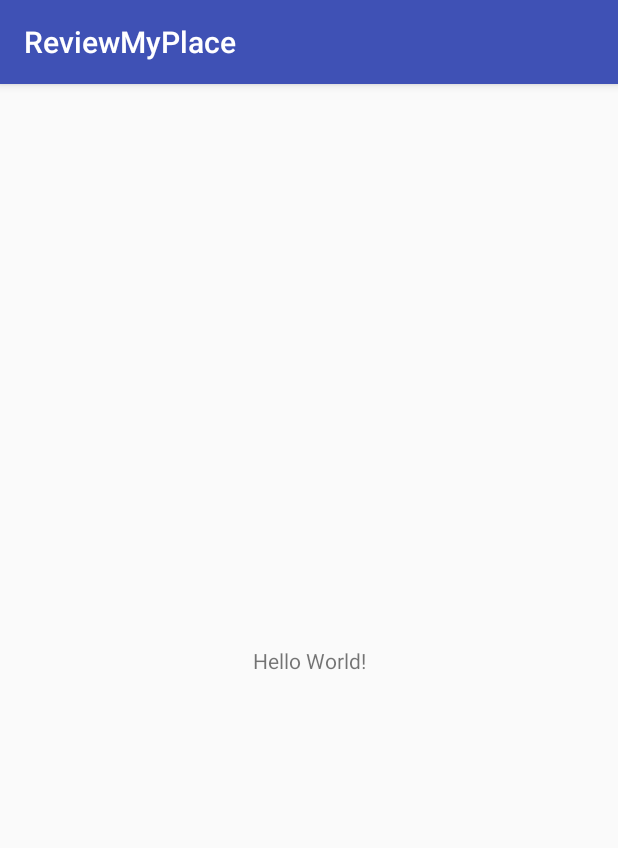
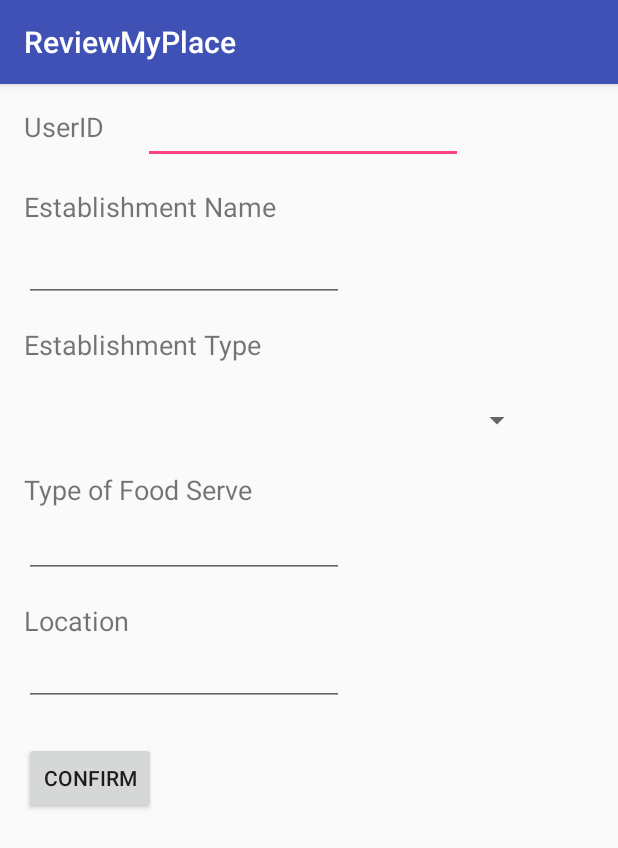
Before and after one commit to zovippro1996/mobileproject2018, an Android app: the screen it shows after launch (MainActivity before the commit, EstablishmentFormActivity after it), on a phone screen of 412 x 824 dp. Shown: the top 848 px of the screen. Run offline under Robolectric (Android 15) with nearby library versions, the phone set to English and light mode, and no system bars.

Commit message:
Trung update front end

```diff
--- a/app/src/main/AndroidManifest.xml
+++ b/app/src/main/AndroidManifest.xml
@@ -16,6 +16,13 @@
                 <category android:name="android.intent.category.LAUNCHER" />
             </intent-filter>
         </activity>
+        <activity android:name=".EstablishmentFormActivity">
+            <intent-filter>
+                <action android:name="android.intent.action.MAIN" />
+
+                <category android:name="android.intent.category.LAUNCHER" />
+            </intent-filter>
+        </activity>
     </application>
 
 </manifest>
--- /dev/null
+++ b/app/src/main/java/com/example/mobile/course/reviewmyplace/EstablishmentFormActivity.java
@@ -0,0 +1,23 @@
+package com.example.mobile.course.reviewmyplace;
+
+import android.os.Bundle;
+import android.support.v7.app.AppCompatActivity;
+import android.widget.ArrayAdapter;
+import android.widget.Spinner;
+
+public class EstablishmentFormActivity extends AppCompatActivity {
+    @Override
+    protected void onCreate(Bundle savedInstanceState) {
+        super.onCreate(savedInstanceState);
+        setContentView(R.layout.establishment_form_activity);
+
+        Spinner spinner = (Spinner) findViewById(R.id.spinner_TypeEstablishment);
+// Create an ArrayAdapter using the string array and a default spinner layout
+        ArrayAdapter<CharSequence> adapter = ArrayAdapter.createFromResource(this,
+                R.array.establishment_type, android.R.layout.simple_spinner_item);
+// Specify the layout to use when the list of choices appears
+        adapter.setDropDownViewResource(android.R.layout.simple_spinner_dropdown_item);
+// Apply the adapter to the spinner
+        spinner.setAdapter(adapter);
+    }
+}
--- a/app/src/main/res/layout/establishment_form_activity.xml
+++ b/app/src/main/res/layout/establishment_form_activity.xml
@@ -1,6 +1,125 @@
 <?xml version="1.0" encoding="utf-8"?>
-<android.support.constraint.ConstraintLayout
-    xmlns:android="http://schemas.android.com/apk/res/android" android:layout_width="match_parent"
+<android.support.constraint.ConstraintLayout xmlns:android="http://schemas.android.com/apk/res/android"
+    xmlns:app="http://schemas.android.com/apk/res-auto"
+    xmlns:tools="http://schemas.android.com/tools"
+    android:layout_width="match_parent"
     android:layout_height="match_parent">
 
+    <EditText
+        android:id="@+id/editText_UserID"
+        android:layout_width="wrap_content"
+        android:layout_height="37dp"
+        android:layout_marginStart="16dp"
+        android:layout_marginTop="16dp"
+        android:ems="10"
+        android:inputType="textPersonName"
+        app:layout_constraintStart_toEndOf="@+id/textView_UserID"
+        app:layout_constraintTop_toTopOf="parent" />
+
+    <Spinner
+        android:id="@+id/spinner_TypeEstablishment"
+        android:layout_width="339dp"
+        android:layout_height="35dp"
+        android:layout_marginStart="16dp"
+        android:layout_marginTop="8dp"
+        app:layout_constraintStart_toStartOf="parent"
+        app:layout_constraintTop_toBottomOf="@+id/textView_TypeEstablishment" />
+
+    <EditText
+        android:id="@+id/editText3"
+        android:layout_width="wrap_content"
+        android:layout_height="31dp"
+        android:layout_marginStart="16dp"
+        android:layout_marginTop="8dp"
+        android:ems="10"
+        android:inputType="textPersonName"
+        app:layout_constraintStart_toStartOf="parent"
+        app:layout_constraintTop_toBottomOf="@+id/textView_Location" />
+
+    <TextView
+        android:id="@+id/textView_UserID"
+        android:layout_width="63dp"
+        android:layout_height="35dp"
+        android:layout_marginStart="16dp"
+        android:layout_marginTop="16dp"
+        android:text="UserID"
+        android:textSize="18sp"
+        app:layout_constraintStart_toStartOf="parent"
+        app:layout_constraintTop_toTopOf="parent" />
+
+    <TextView
+        android:id="@+id/textView_TypeEstablishment"
+        android:layout_width="216dp"
+        android:layout_height="37dp"
+        android:layout_marginStart="16dp"
+        android:layout_marginTop="16dp"
+        android:text="Establishment Type"
+        android:textSize="18sp"
+        app:layout_constraintStart_toStartOf="parent"
+        app:layout_constraintTop_toBottomOf="@+id/editText_NameEstablishment" />
+
+    <Button
+        android:id="@+id/button"
+        android:layout_width="wrap_content"
+        android:layout_height="wrap_content"
+        android:layout_marginStart="16dp"
+        android:layout_marginTop="24dp"
+        android:text="Confirm"
+        app:layout_constraintStart_toStartOf="parent"
+        app:layout_constraintTop_toBottomOf="@+id/editText3" />
+
+    <TextView
+        android:id="@+id/textView_NameEstablishment"
+        android:layout_width="190dp"
+        android:layout_height="30dp"
+        android:layout_marginStart="16dp"
+        android:layout_marginTop="16dp"
+        android:text="Establishment Name"
+        android:textSize="18sp"
+        app:layout_constraintStart_toStartOf="parent"
+        app:layout_constraintTop_toBottomOf="@+id/editText_UserID" />
+
+    <EditText
+        android:id="@+id/editText_NameEstablishment"
+        android:layout_width="wrap_content"
+        android:layout_height="34dp"
+        android:layout_marginStart="16dp"
+        android:layout_marginTop="12dp"
+        android:ems="10"
+        android:inputType="textPersonName"
+        app:layout_constraintStart_toStartOf="parent"
+        app:layout_constraintTop_toBottomOf="@+id/textView_NameEstablishment" />
+
+    <TextView
+        android:id="@+id/textView_Location"
+        android:layout_width="114dp"
+        android:layout_height="30dp"
+        android:layout_marginStart="16dp"
+        android:layout_marginTop="16dp"
+        android:text="Location"
+        android:textSize="18sp"
+        app:layout_constraintStart_toStartOf="parent"
+        app:layout_constraintTop_toBottomOf="@+id/editText5" />
+
+    <TextView
+        android:id="@+id/textView_TypeFood"
+        android:layout_width="182dp"
+        android:layout_height="33dp"
+        android:layout_marginStart="16dp"
+        android:layout_marginTop="16dp"
+        android:text="Type of Food Serve"
+        android:textSize="18sp"
+        app:layout_constraintStart_toStartOf="parent"
+        app:layout_constraintTop_toBottomOf="@+id/spinner_TypeEstablishment" />
+
+    <EditText
+        android:id="@+id/editText5"
+        android:layout_width="wrap_content"
+        android:layout_height="30dp"
+        android:layout_marginStart="16dp"
+        android:layout_marginTop="8dp"
+        android:ems="10"
+        android:inputType="textPersonName"
+        app:layout_constraintStart_toStartOf="parent"
+        app:layout_constraintTop_toBottomOf="@+id/textView_TypeFood" />
 </android.support.constraint.ConstraintLayout>
--- a/app/src/main/res/values/strings.xml
+++ b/app/src/main/res/values/strings.xml
@@ -1,3 +1,9 @@
 <resources>
     <string name="app_name">ReviewMyPlace</string>
+    <string-array name="establishment_type">
+        <item></item>
+        <item>Restaurant</item>
+        <item>Coffee Shop</item>
+        <item>Bar</item>
+    </string-array>
 </resources>
--- a/build.gradle
+++ b/build.gradle
@@ -7,7 +7,7 @@ buildscript {
         jcenter()
     }
     dependencies {
-        classpath 'com.android.tools.build:gradle:3.1.0'
+        classpath 'com.android.tools.build:gradle:3.1.1'
 
 
         // NOTE: Do not place your application dependencies here; they belong
```
